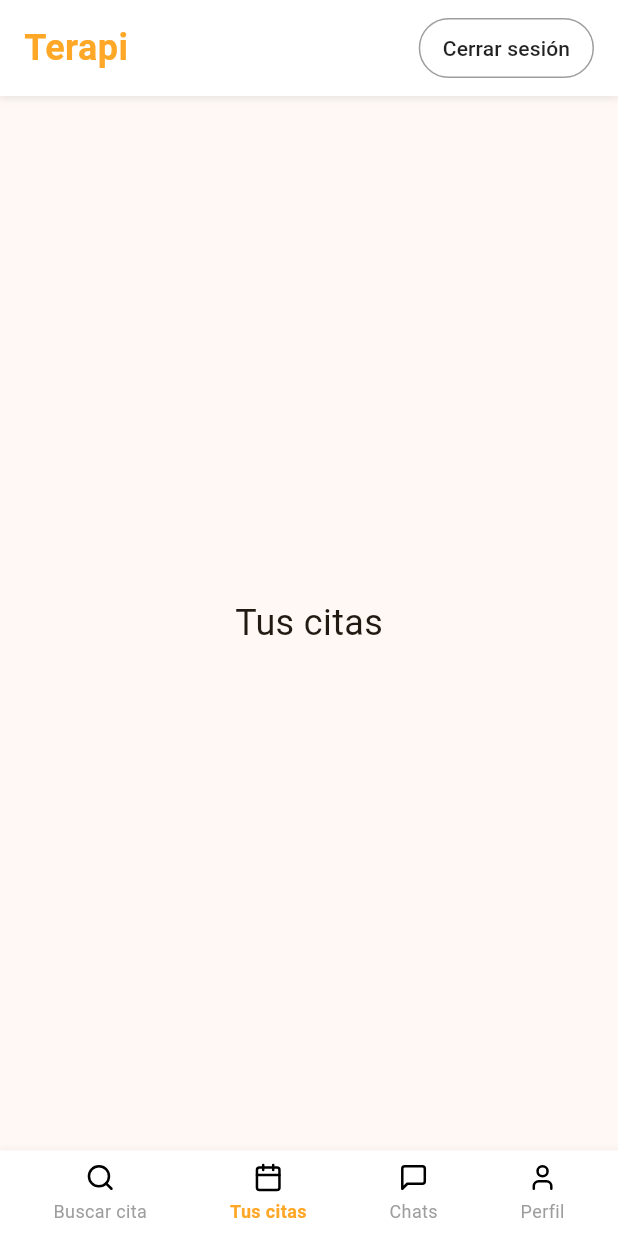
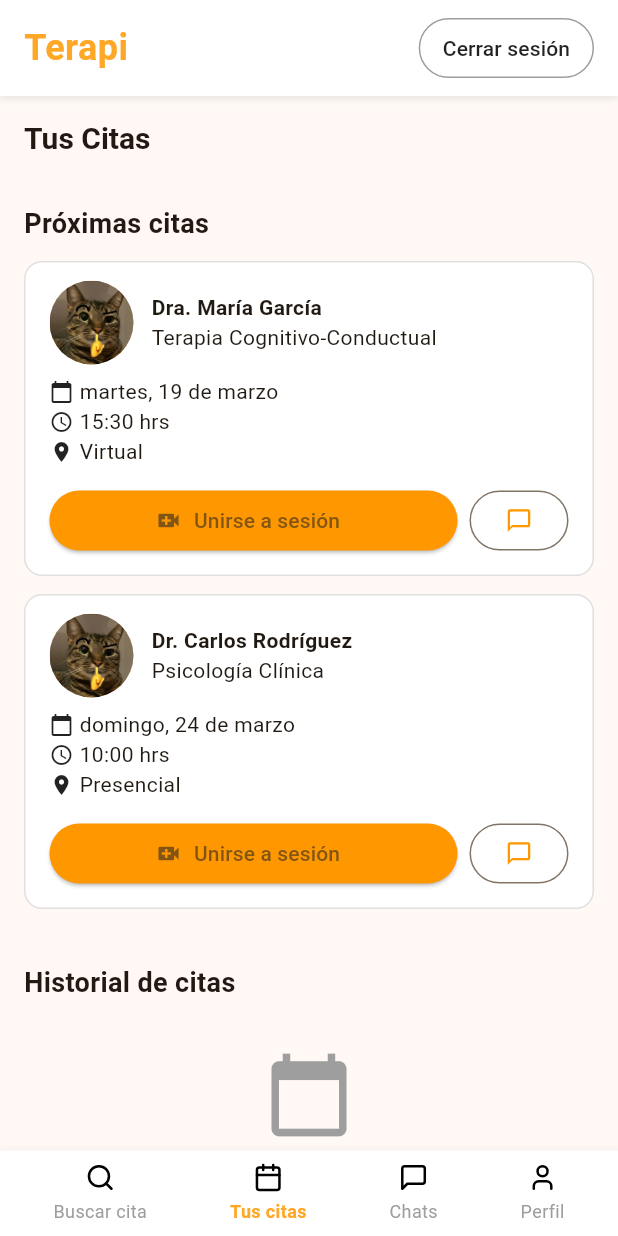
Before and after one commit to terapi-team/terapi-frontend, a Flutter app: the screen it shows after launch, swiped to page 2, on a phone screen of 412 x 824 dp. Run offline on Flutter 3.47's test engine with Material 3 defaults, Android fonts, the phone set to English and light mode, and no system bars; our stand-ins replace flutter_svg, get.

Commit message:
• Agregué los módulos `appointment_details` y
`appointments`

• En `terapi-frontend/lib/pages`:

  - `appointment_details`
      • appointment_details_controller.dart → Creación
      • appointment_details_page.dart → Creación

  - `appointments`
      • appointments_controller.dart → Creación
      • appointments_page.dart → Creación

  - Otros archivos modificados por direccionamiento:
     • patient_add_payment_card_page.dart
     • appointment_schedules_selection_page.dart
     • patient_payment_methods_controller.dart
     • patient_payment_methods_page.dart
     • En `main.dart`: Habilitado `appointments_controller` globalmente

```diff
--- a/lib/components/app_navigation.dart
+++ b/lib/components/app_navigation.dart
@@ -3,29 +3,40 @@ import 'package:flutter/material.dart';
 import 'bottom_nav_bar.dart';
 import 'main_app_bar.dart';
 
-import '../pages/home_search_appointments/home_search_appointments_page.dart'; // <- Cambio 🐯
-import '../pages/appointment.dart';
+import '../pages/home_search_appointments/home_search_appointments_page.dart';
+import '../pages/appointments/appointments_page.dart';
 import '../pages/chat.dart';
 import '../pages/profile.dart';
 
 class AppNavigation extends StatefulWidget {
-  const AppNavigation({Key? key}) : super(key: key);
+
+  final int initialIndex;
+  const AppNavigation({Key? key, this.initialIndex = 0}) : super(key: key);
 
   @override
   State<AppNavigation> createState() => _AppNavigationState();
+
 }
 
 class _AppNavigationState extends State<AppNavigation> {
-  int _currentIndex = 0;
-  final PageController _pageController = PageController();
+
+  late int _currentIndex;
+  late PageController _pageController;
 
   // Lista de pantallas para la navegación principal
   final List<Widget> _mainPages = [
-    const HomeSearchAppointmentsPage(), // <- Cambio 🐯
+    const HomeSearchAppointmentsPage(),
     const AppointmentsPage(),
     const ChatsPage(),
     const ProfilePage(),
   ];
+
+  @override
+  void initState() {
+    super.initState();
+    _currentIndex = widget.initialIndex;
+    _pageController = PageController(initialPage: _currentIndex);
+  }
 
   @override
   void dispose() {
--- a/lib/main.dart
+++ b/lib/main.dart
@@ -1,24 +1,37 @@
 import 'package:flutter/material.dart';
-import 'package:get/get.dart'; // ← CAMBIO ❗❗❗
+import 'package:get/get.dart';
 
 import 'components/app_navigation.dart';
+import 'pages/appointments/appointments_controller.dart';
 
-void main() => runApp(const MyApp());
+void main() {
+
+  // Inyecta globalmente el controlador de citas para que esté disponible en toda la app
+  Get.put(AppointmentsController());
+
+  runApp(const MyApp());
+
+}
 
 class MyApp extends StatelessWidget {
+
   const MyApp({super.key});
 
   @override
   Widget build(BuildContext context) {
-    return GetMaterialApp( // ← CAMBIO ❗❗❗
+    return GetMaterialApp(
+
       title: 'Terapi',
       debugShowCheckedModeBanner: false,
+
       theme: ThemeData(
         primaryColor: const Color(0xFFFFA726),
         colorScheme: ColorScheme.fromSeed(seedColor: const Color(0xFFFFA726)),
         useMaterial3: true,
       ),
+
       home: const AppNavigation(),
-    );
-  }
-}
+
+    ); // return GetMaterialApp(
+  } // Widget build(BuildContext context)
+} // class MyApp extends StatelessWidget
--- a/lib/pages/add_payment_card/patient_add_payment_card_page.dart
+++ b/lib/pages/add_payment_card/patient_add_payment_card_page.dart
@@ -3,9 +3,11 @@ import 'package:get/get.dart';
 
 import 'package:terapi_frontend/components/setting_app_bar.dart';
 import 'patient_add_payment_card_controller.dart';
-import '../payment_methods/patient_payment_methods_controller.dart';  // necesario para PaymentMethod
+
+import '../payment_methods/patient_payment_methods_controller.dart';
 
 class PatientAddPaymentCardPage extends StatelessWidget {
+
   const PatientAddPaymentCardPage({super.key});
 
   @override
--- a/lib/pages/appointment.dart
+++ /dev/null
@@ -1,12 +0,0 @@
-import 'package:flutter/material.dart';
-
-class AppointmentsPage extends StatelessWidget {
-  const AppointmentsPage({Key? key}) : super(key: key);
-
-  @override
-  Widget build(BuildContext context) {
-    return const Center(
-      child: Text('Tus citas', style: TextStyle(fontSize: 24)),
-    );
-  }
-}
--- a/lib/pages/appointment_schedules_selection/appointment_schedules_selection_page.dart
+++ b/lib/pages/appointment_schedules_selection/appointment_schedules_selection_page.dart
@@ -3,7 +3,7 @@ import 'package:flutter/material.dart';
 import 'package:get/get.dart';
 
 import 'package:terapi_frontend/components/setting_app_bar.dart';
-import 'package:terapi_frontend/pages/payment_methods/patient_payment_methods_page.dart';
+import 'package:terapi_frontend/pages/appointment_details/appointment_details_page.dart';
 
 import 'appointment_schedules_selection_controller.dart';
 
@@ -121,7 +121,7 @@ class AppointmentSchedulesSelectionPage extends StatelessWidget {
 
             Obx(() => ElevatedButton(
               onPressed: controller.horarioSeleccionado.value.isEmpty ? null : () {
-                Get.to(() => const PatientPaymentMethodsPage()); // Para futura update: Direccionar con data para que cargue la data respectiva
+                Get.to(() => const AppointmentDetailsPage()); // Para futura update: Direccionar con data para que cargue la data respectiva ❗❗❗
               },
               style: ElevatedButton.styleFrom(
                 backgroundColor: Colors.orange,
--- /dev/null
+++ b/lib/pages/appointments/appointments_controller.dart
@@ -0,0 +1,66 @@
+import 'package:get/get.dart';
+
+class Appointment {
+
+  final String nombre;
+  final String especialidad;
+  final String fecha;
+  final String hora;
+  final String modalidad;
+  final String imagen;
+
+  Appointment({
+    required this.nombre,
+    required this.especialidad,
+    required this.fecha,
+    required this.hora,
+    required this.modalidad,
+    required this.imagen,
+  });
+
+} // class Appointment {
+
+class AppointmentsController extends GetxController {
+
+  var proximas = <Appointment>[].obs;
+  var historial = <Appointment>[].obs;
+
+  @override
+  void onInit() {
+    super.onInit();
+    cargarCitas();
+  }
+
+  void cargarCitas() {
+
+    proximas.value = [
+
+      Appointment(
+        nombre: "Dra. María García",
+        especialidad: "Terapia Cognitivo-Conductual",
+        fecha: "martes, 19 de marzo",
+        hora: "15:30 hrs",
+        modalidad: "Virtual",
+        imagen: "assets/images/therapists/maria.jpg",
+      ),
+
+      Appointment(
+        nombre: "Dr. Carlos Rodríguez",
+        especialidad: "Psicología Clínica",
+        fecha: "domingo, 24 de marzo",
+        hora: "10:00 hrs",
+        modalidad: "Presencial",
+        imagen: "assets/images/therapists/carlos.jpg",
+      ),
+
+    ]; // proximas.value = [
+
+    historial.value = []; // Simulación
+
+  } // void cargarCitas() {
+
+  void agregarCita(Appointment nuevaCita) {
+    proximas.insert(0, nuevaCita);
+  }
+
+} // class AppointmentsController extends GetxController {
--- /dev/null
+++ b/lib/pages/appointments/appointments_page.dart
@@ -0,0 +1,116 @@
+import 'package:flutter/material.dart';
+import 'package:get/get.dart';
+import 'appointments_controller.dart';
+
+class AppointmentsPage extends StatelessWidget {
+
+  const AppointmentsPage({super.key});
+
+  @override
+  Widget build(BuildContext context) {
+
+    final controller = Get.put(AppointmentsController());
+
+    return Scaffold(
+
+      appBar: AppBar(
+        title: const Text("Tus Citas", style: TextStyle(fontSize: 20, fontWeight: FontWeight.bold)),
+      ),
+
+      body: Obx(() => SingleChildScrollView(
+            padding: const EdgeInsets.all(16.0),
+            child: Column(
+
+              crossAxisAlignment: CrossAxisAlignment.start,
+              children: [
+
+                const Text("Próximas citas", style: TextStyle(fontSize: 18, fontWeight: FontWeight.bold)),
+                const SizedBox(height: 12),
+                ...controller.proximas.map((cita) => _citaCard(cita)),
+
+                const SizedBox(height: 24),
+                const Text("Historial de citas", style: TextStyle(fontSize: 18, fontWeight: FontWeight.bold)),
+                const SizedBox(height: 12),
+
+                if (controller.historial.isEmpty)
+                  Column(
+                    children: [
+                      const SizedBox(height: 20),
+                      const Center(child: Icon(Icons.calendar_today, size: 60, color: Colors.grey)),
+                      const SizedBox(height: 8),
+                      Center(child: Text("No hay citas", style: TextStyle(color: Colors.grey)))
+                    ],
+                  )
+                else
+                  ...controller.historial.map((cita) => _citaCard(cita)),
+
+              ], // children: [
+            ), // child: Column(
+          )), // body: Obx(() => SingleChildScrollView(
+    ); // return Scaffold(
+  } // Widget build(BuildContext context) {
+
+  Widget _citaCard(Appointment cita) {
+
+    return Container(
+
+      margin: const EdgeInsets.only(bottom: 12),
+      padding: const EdgeInsets.symmetric(horizontal: 16, vertical: 12),
+
+      decoration: BoxDecoration(
+        border: Border.all(color: Colors.grey.shade300),
+        borderRadius: BorderRadius.circular(12),
+        color: Colors.white,
+      ),
+
+      child: Column(
+
+        crossAxisAlignment: CrossAxisAlignment.start,
+        children: [
+
+          Row(
+            children: [
+              CircleAvatar(backgroundImage: AssetImage(cita.imagen), radius: 28),
+              const SizedBox(width: 12),
+              Expanded(
+                child: Column(
+                  crossAxisAlignment: CrossAxisAlignment.start,
+                  children: [
+                    Text(cita.nombre, style: const TextStyle(fontWeight: FontWeight.bold)),
+                    Text(cita.especialidad),
+                  ],
+                ),
+              ),
+            ],
+          ),
+
+          const SizedBox(height: 8),
+          Row(children: [const Icon(Icons.calendar_today, size: 16), const SizedBox(width: 4), Text(cita.fecha)]),
+          Row(children: [const Icon(Icons.access_time, size: 16), const SizedBox(width: 4), Text(cita.hora)]),
+          Row(children: [const Icon(Icons.location_on, size: 16), const SizedBox(width: 4), Text(cita.modalidad)]),
+          const SizedBox(height: 12),
+
+          Row(
+
+            children: [
+              Expanded(
+                child: ElevatedButton.icon(
+                  onPressed: () {},
+                  icon: const Icon(Icons.video_call),
+                  label: const Text("Unirse a sesión"),
+                  style: ElevatedButton.styleFrom(backgroundColor: Colors.orange),
+                ),
+              ),
+              const SizedBox(width: 8),
+              OutlinedButton(
+                onPressed: () {},
+                child: const Icon(Icons.chat_bubble_outline, color: Colors.orange),
+              )
+            ], // children: [
+
+          ) // Row(
+        ], // children: [
+      ), // child: Column(
+    ); // return Container(
+  } // Widget _citaCard(Appointment cita) {
+} // class AppointmentsPage extends StatelessWidget {
--- a/lib/pages/payment_methods/patient_payment_methods_controller.dart
+++ b/lib/pages/payment_methods/patient_payment_methods_controller.dart
@@ -36,7 +36,7 @@ class PatientPaymentMethodsController extends GetxController {
 
   void addNewCard() async {
 
-    final result = await Get.to(() => const PatientAddPaymentCardPage());
+    final result = await Get.to(() => const PatientAddPaymentCardPage()); // Direcciona a la pantalla para agregar la tarjeta
 
     if (result != null && result is PaymentMethod) {
       methods.add(result);
```
Also changed, not shown: lib/pages/appointment_details/appointment_details_controller.dart (added, +81 -0 lines), lib/pages/appointment_details/appointment_details_page.dart (added, +159 -0 lines), lib/pages/payment_methods/patient_payment_methods_page.dart (+27 -5 lines), 1 other file.
